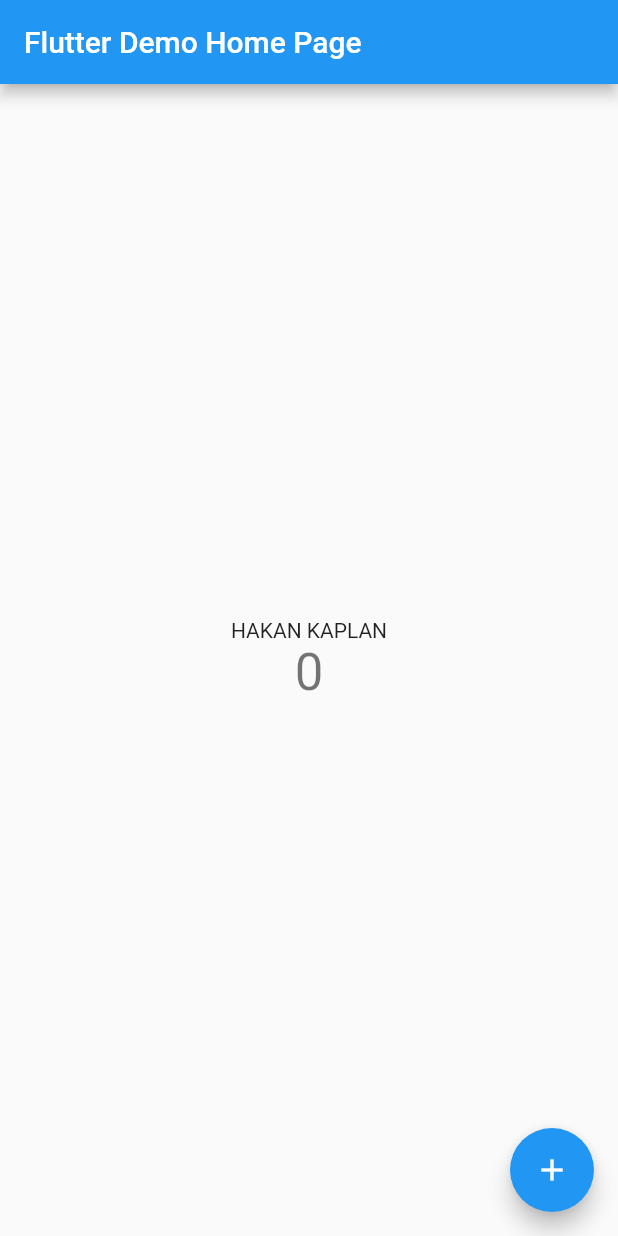
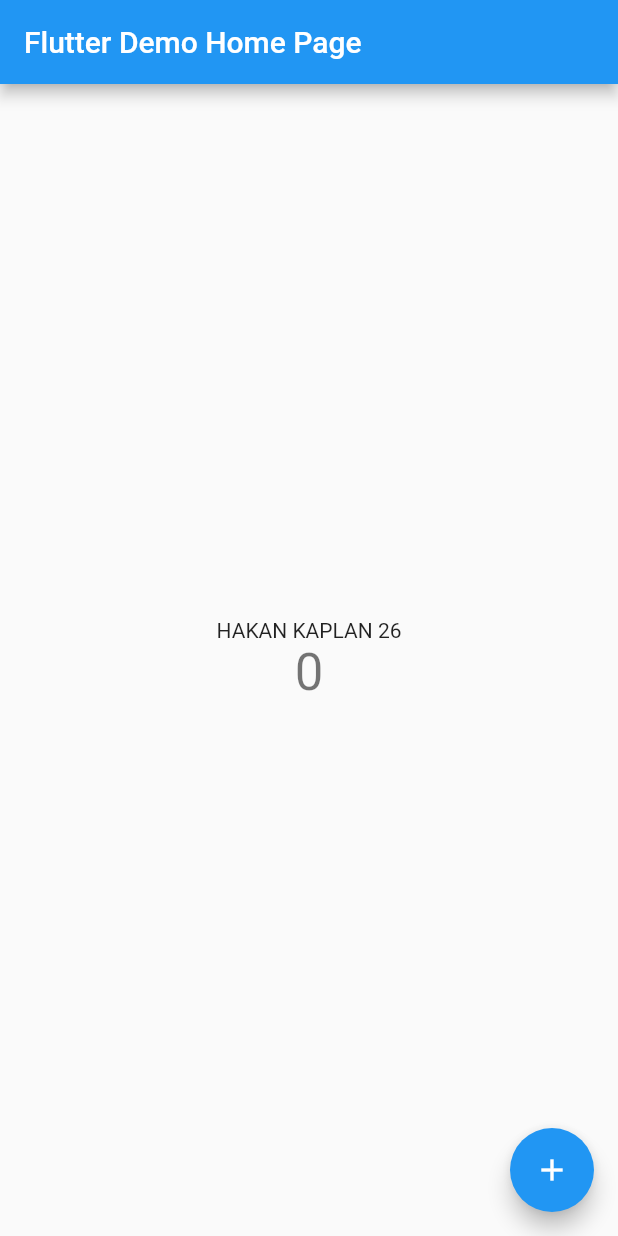
Before and after one commit to hknkaplan/gitdeneme, a Flutter app: the screen it shows after launch, on a phone screen of 412 x 824 dp. Run offline on Flutter 3.47's test engine with Material 2 defaults, Android fonts, the phone set to English and light mode, and no system bars.

Commit message:
main text yas eklendi

```diff
--- a/lib/main.dart
+++ b/lib/main.dart
@@ -50,7 +50,7 @@ class _MyHomePageState extends State<MyHomePage> {
           mainAxisAlignment: MainAxisAlignment.center,
           children: <Widget>[
             const Text(
-              'HAKAN KAPLAN',
+              'HAKAN KAPLAN 26',
             ),
             Text(
               '$_counter',
```
